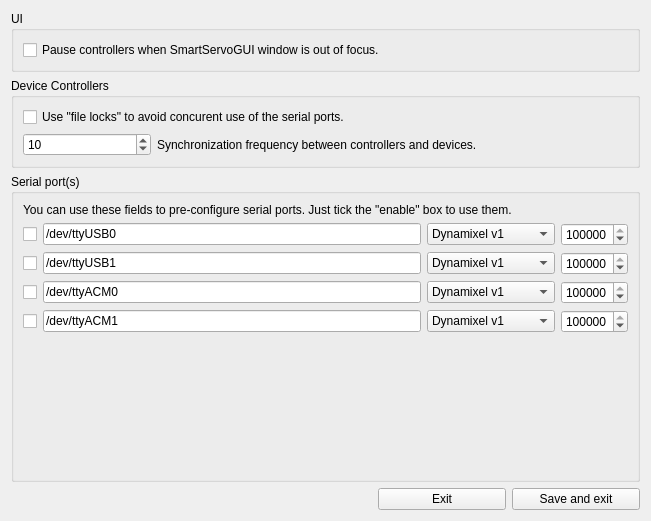
Qt form gui/ui/settings.ui (emericg/SmartServoFramework) before a commit.
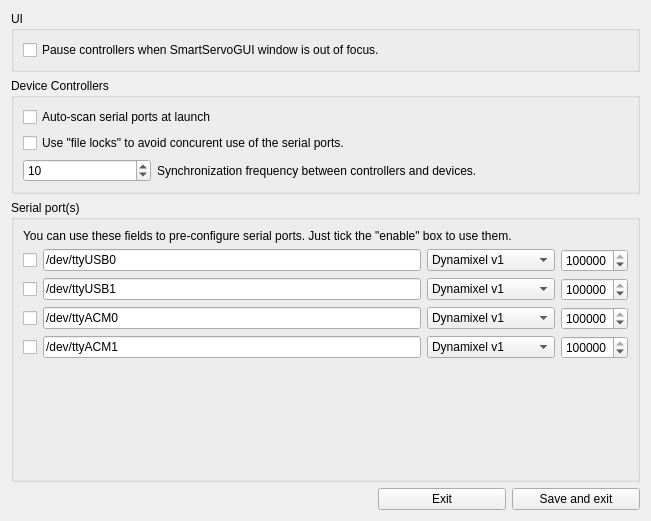
The same form after that commit. Icons and pictures are not drawn.

Commit message: - Better scanning process - Allow user to disable auto-scan

The edit to the form file:
```diff
--- a/gui/ui/settings.ui
+++ b/gui/ui/settings.ui
@@ -40,14 +40,14 @@
       <string>Device Controllers</string>
      </property>
      <layout class="QGridLayout" name="gridLayout">
-      <item row="1" column="1">
+      <item row="3" column="1">
        <widget class="QLabel" name="label">
         <property name="text">
          <string>Synchronization frequency between controllers and devices.</string>
         </property>
        </widget>
       </item>
-      <item row="1" column="0">
+      <item row="3" column="0">
        <widget class="QSpinBox" name="spinBox_freq">
         <property name="maximumSize">
          <size>
@@ -66,13 +66,20 @@
         </property>
        </widget>
       </item>
-      <item row="0" column="0" colspan="2">
+      <item row="2" column="0" colspan="2">
        <widget class="QCheckBox" name="checkBox_locks">
         <property name="text">
          <string>Use &quot;file locks&quot; to avoid concurent use of the serial ports.</string>
         </property>
        </widget>
       </item>
+      <item row="1" column="0" colspan="2">
+       <widget class="QCheckBox" name="checkBox_autoscan">
+        <property name="text">
+         <string>Auto-scan serial ports at launch</string>
+        </property>
+       </widget>
+      </item>
      </layout>
     </widget>
    </item>
```
The commit also changes 5 other files.
